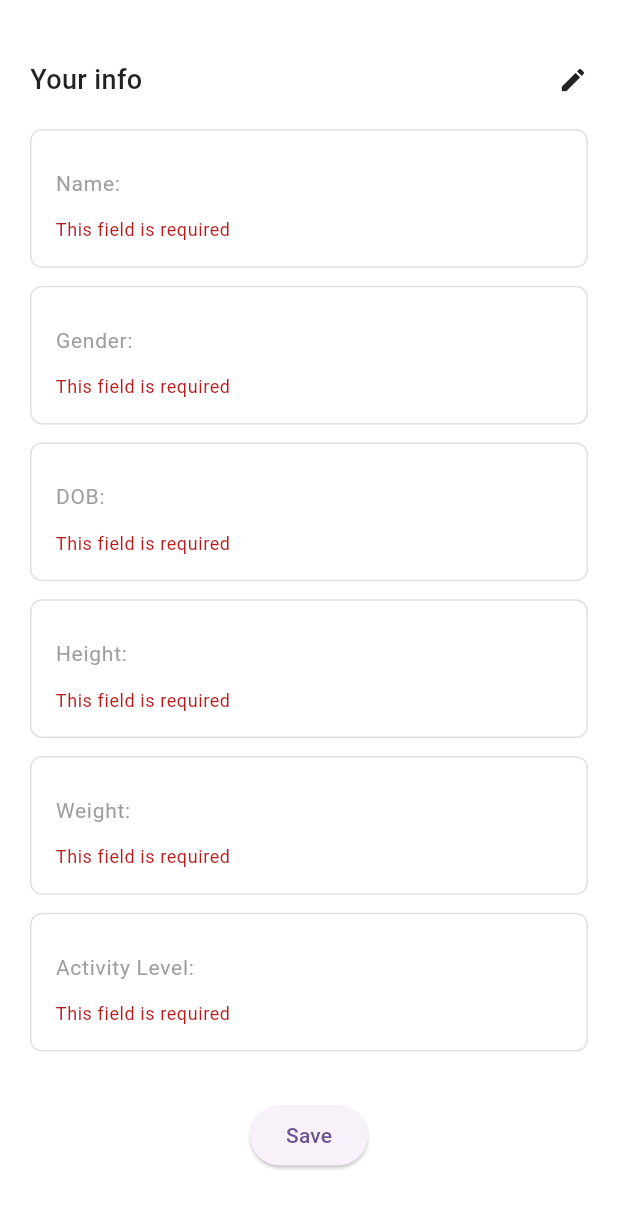
After one commit to shivam-mk1/nourish-app, a Flutter app: the ProfileInfoScreen screen opened directly, after a tap on the "edit" icon, after a tap on "Save", on a phone screen of 412 x 824 dp. The commit adds this screen. Shown: the top 1208 px of the screen. Run offline on Flutter 3.47's test engine with Material 3 defaults, Android fonts, the phone set to English and light mode, and no system bars; our stand-ins replace go_router.

Commit message:
Add AppTextField widget

```diff
--- a/lib/main.dart
+++ b/lib/main.dart
@@ -1,4 +1,5 @@
 import 'package:flutter/material.dart';
+
 import 'package:provider/provider.dart';
 
 import 'router.dart';
--- /dev/null
+++ b/lib/widgets/app_text_field.dart
@@ -0,0 +1,292 @@
+import 'package:flutter/material.dart';
+
+// --- Reusable AppTextField  ---
+
+class AppTextField extends StatefulWidget {
+  final TextEditingController? controller;
+  final String? label;
+  final String? hintText;
+  final bool obscureText;
+  final TextInputType? keyboardType;
+  final bool enabled;
+  final Widget? prefixIcon;
+  final Widget? suffixIcon;
+  final String? Function(String?)? validator;
+
+  const AppTextField({
+    Key? key,
+    this.controller,
+    this.label,
+    this.hintText,
+    this.obscureText = false,
+    this.keyboardType,
+    this.enabled = true,
+    this.prefixIcon,
+    this.suffixIcon,
+    this.validator,
+  }) : super(key: key);
+
+  @override
+  State<AppTextField> createState() => _AppTextFieldState();
+}
+
+class _AppTextFieldState extends State<AppTextField> {
+  bool _isObscured = false;
+
+  @override
+  void initState() {
+    super.initState();
+    _isObscured = widget.obscureText;
+  }
+
+  @override
+  Widget build(BuildContext context) {
+    return Container(
+      margin: const EdgeInsets.only(bottom: 12.0),
+      padding: const EdgeInsets.all(16.0),
+      decoration: BoxDecoration(
+        borderRadius: BorderRadius.circular(8.0),
+        color: widget.enabled ? Colors.white : Colors.grey[100],
+        border: Border.all(color: Colors.grey[300]!, width: 1.0),
+      ),
+      child:
+          widget.enabled
+              ? TextFormField(
+                controller: widget.controller,
+                enabled: widget.enabled,
+                obscureText: _isObscured,
+                keyboardType: widget.keyboardType,
+                validator: widget.validator,
+                style: const TextStyle(fontSize: 16, color: Colors.black87),
+                decoration: InputDecoration(
+                  labelText: widget.label,
+                  hintText: widget.hintText,
+                  labelStyle: const TextStyle(color: Colors.grey, fontSize: 14),
+                  hintStyle: const TextStyle(color: Colors.grey, fontSize: 16),
+                  prefixIcon: widget.prefixIcon,
+                  suffixIcon: _buildSuffixIcon(),
+                  border: InputBorder.none,
+                  contentPadding: EdgeInsets.zero,
+                  isDense: true,
+                ),
+              )
+              : Column(
+                crossAxisAlignment: CrossAxisAlignment.start,
+                children: [
+                  if (widget.label != null)
+                    Text(
+                      widget.label!,
+                      style: const TextStyle(
+                        fontSize: 14,
+                        color: Colors.grey,
+                        fontWeight: FontWeight.w400,
+                      ),
+                    ),
+                  if (widget.controller?.text.isNotEmpty == true) ...[
+                    const SizedBox(height: 4),
+                    Text(
+                      widget.controller!.text,
+                      style: const TextStyle(
+                        fontSize: 16,
+                        color: Colors.black87,
+                      ),
+                    ),
+                  ],
+                ],
+              ),
+    );
+  }
+
+  Widget? _buildSuffixIcon() {
+    if (widget.obscureText) {
+      return IconButton(
+        icon: Icon(
+          _isObscured ? Icons.visibility_off : Icons.visibility,
+          color: Colors.grey[600],
+          size: 20,
+        ),
+        onPressed:
+            widget.enabled
+                ? () {
+                  setState(() {
+                    _isObscured = !_isObscured;
+                  });
+                }
+                : null,
+      );
+    }
+    return widget.suffixIcon;
+  }
+}
+
+// --- Example usage ---
+
+class ProfileInfoScreen extends StatefulWidget {
+  @override
+  _ProfileInfoScreenState createState() => _ProfileInfoScreenState();
+}
+
+class _ProfileInfoScreenState extends State<ProfileInfoScreen> {
+  final GlobalKey<FormState> _formKey = GlobalKey<FormState>();
+  bool _isEditing = false;
+
+  final TextEditingController _nameController = TextEditingController();
+  final TextEditingController _genderController = TextEditingController();
+  final TextEditingController _dobController = TextEditingController();
+  final TextEditingController _heightController = TextEditingController();
+  final TextEditingController _weightController = TextEditingController();
+  final TextEditingController _activityController = TextEditingController();
+
+  String? _notEmptyValidator(String? value) {
+    if (value == null || value.trim().isEmpty) {
+      return 'This field is required';
+    }
+    return null;
+  }
+
+  void _saveProfile() {
+    if (_formKey.currentState!.validate()) {
+      // Save logic here
+      setState(() {
+        _isEditing = false;
+      });
+      ScaffoldMessenger.of(context).showSnackBar(
+        const SnackBar(content: Text('Profile saved successfully')),
+      );
+    }
+  }
+
+  @override
+  Widget build(BuildContext context) {
+    return Scaffold(
+      backgroundColor: Colors.white,
+      body: SafeArea(
+        child: Padding(
+          padding: const EdgeInsets.all(20.0),
+          child: Column(
+            crossAxisAlignment: CrossAxisAlignment.start,
+            children: [
+              const SizedBox(height: 20),
+
+              // Header with edit icon
+              Row(
+                mainAxisAlignment: MainAxisAlignment.spaceBetween,
+                children: [
+                  const Text(
+                    'Your info',
+                    style: TextStyle(
+                      fontSize: 18,
+                      fontWeight: FontWeight.w500,
+                      color: Colors.black87,
+                    ),
+                  ),
+                  GestureDetector(
+                    onTap: () {
+                      setState(() {
+                        _isEditing = !_isEditing;
+                      });
+                    },
+                    child: const Icon(Icons.edit, size: 20),
+                  ),
+                ],
+              ),
+              const SizedBox(height: 20),
+
+              // Form Starts Here
+              Expanded(
+                child: Scrollbar(
+                  thumbVisibility: true,
+                  // Always show scrollbar (optional)
+                  thickness: 4,
+                  radius: const Radius.circular(10),
+                  trackVisibility: true,
+                  interactive: true,
+                  child: SingleChildScrollView(
+                    physics: const BouncingScrollPhysics(),
+                    child: Form(
+                      key: _formKey,
+                      child: Column(
+                        children: [
+                          AppTextField(
+                            controller: _nameController,
+                            label: "Name:",
+                            hintText: "your name",
+                            keyboardType: TextInputType.text,
+                            enabled: _isEditing,
+                            validator: _notEmptyValidator,
+                          ),
+                          AppTextField(
+                            controller: _genderController,
+                            label: "Gender:",
+                            hintText: "your gender",
+                            keyboardType: TextInputType.text,
+                            enabled: _isEditing,
+                            validator: _notEmptyValidator,
+                          ),
+                          AppTextField(
+                            controller: _dobController,
+                            label: "DOB:",
+                            hintText: "DD/MM/YYYY",
+                            keyboardType: TextInputType.datetime,
+
+                            enabled: _isEditing,
+                            validator: _notEmptyValidator,
+                          ),
+                          AppTextField(
+                            controller: _heightController,
+                            label: "Height:",
+                            hintText: "Enter height in cm",
+                            keyboardType: TextInputType.number,
+
+                            enabled: _isEditing,
+                            validator: _notEmptyValidator,
+                          ),
+                          AppTextField(
+                            controller: _weightController,
+                            label: "Weight:",
+                            hintText: "Enter weight in kg",
+                            keyboardType: TextInputType.number,
+
+                            enabled: _isEditing,
+                            validator: _notEmptyValidator,
+                          ),
+                          AppTextField(
+                            controller: _activityController,
+                            label: "Activity Level:",
+                            hintText: "e.g., Sedentary, Active, Very Active",
+                            keyboardType: TextInputType.text,
+
+                            enabled: _isEditing,
+                            validator: _notEmptyValidator,
+                          ),
+                          const SizedBox(height: 20),
+
+                          if (_isEditing)
+                            ElevatedButton(
+                              onPressed: _saveProfile,
+                              child: const Text("Save"),
+                            ),
+                        ],
+                      ),
+                    ),
+                  ),
+                ),
+              ),
+            ],
+          ),
+        ),
+      ),
+    );
+  }
+
+  @override
+  void dispose() {
+    _nameController.dispose();
+    _genderController.dispose();
+    _dobController.dispose();
+    _heightController.dispose();
+    _weightController.dispose();
+    _activityController.dispose();
+    super.dispose();
+  }
+}
```
Also changed, not shown: pubspec.lock.
